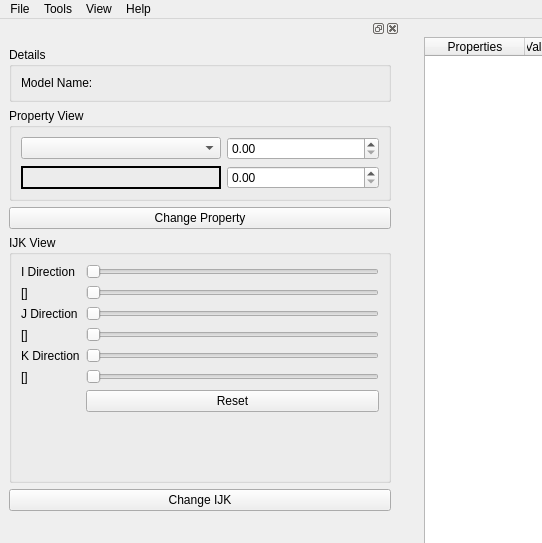
Before: the Qt Designer form src/IRESReader/GUI/Qt/UI/IRESReader.ui in felipeCeler/irescutaway, drawn with Qt 5; both pictures show x 0 to 542 and y 0 to 543 of the 1263 by 790 pixel window.
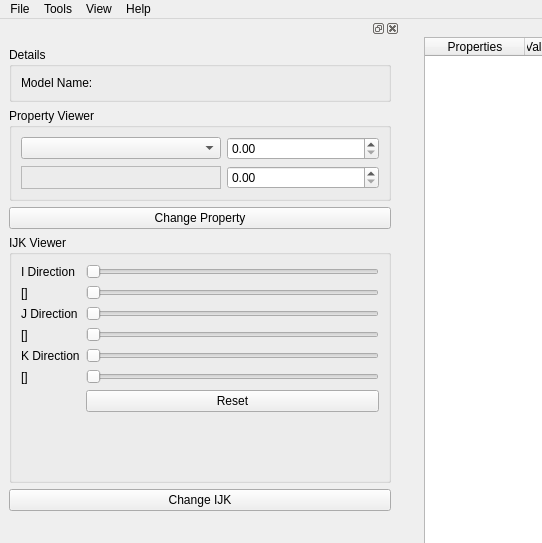
After: the same form once the commit is applied.

Patch:
```diff
--- a/src/IRESReader/GUI/Qt/UI/IRESReader.ui
+++ b/src/IRESReader/GUI/Qt/UI/IRESReader.ui
@@ -8,7 +8,7 @@
     <x>0</x>
     <y>0</y>
     <width>1263</width>
-    <height>788</height>
+    <height>789</height>
    </rect>
   </property>
   <property name="sizePolicy">
@@ -218,7 +218,7 @@
      <item row="1" column="0">
       <widget class="QGroupBox" name="groupBox_viewCells_">
        <property name="title">
-        <string>Property View</string>
+        <string>Property Viewer</string>
        </property>
        <layout class="QFormLayout" name="formLayout_3">
         <property name="fieldGrowthPolicy">
@@ -261,11 +261,11 @@
           <property name="minimumSize">
            <size>
             <width>200</width>
-            <height>0</height>
+            <height>12</height>
            </size>
           </property>
           <property name="frameShape">
-           <enum>QFrame::WinPanel</enum>
+           <enum>QFrame::StyledPanel</enum>
           </property>
           <property name="text">
            <string/>
@@ -300,7 +300,7 @@
         </sizepolicy>
        </property>
        <property name="title">
-        <string>IJK View</string>
+        <string>IJK Viewer</string>
        </property>
        <layout class="QFormLayout" name="formLayout">
         <item row="0" column="0">
```
Left out of the diff: 96 changed lines with no effect on the pictures.
